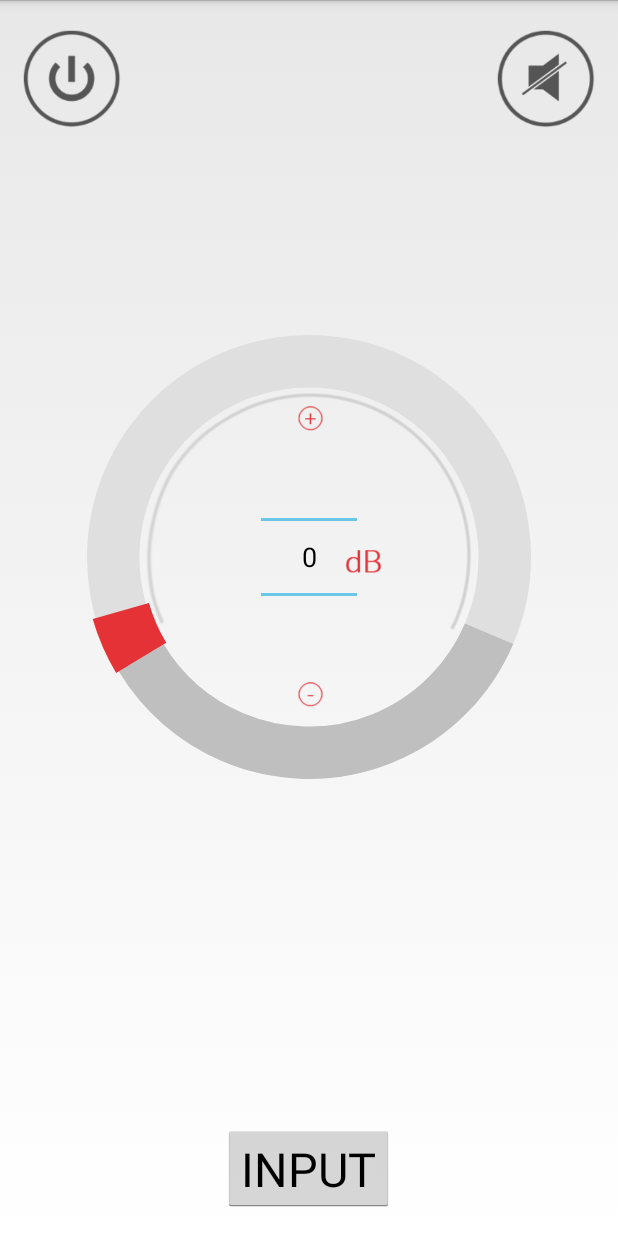
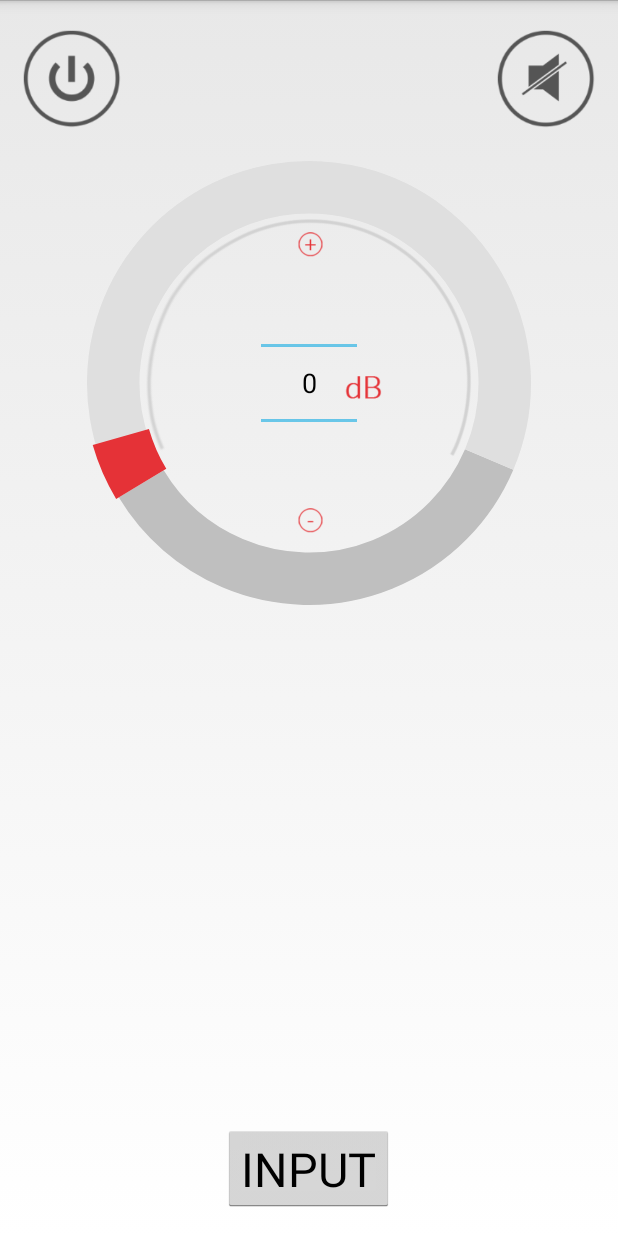
Before and after one commit to guidorsmit/RemoteDAC212, an Android app: the layout fragment_main.xml on its own in the app's theme, with its tools: preview values and no code run, on a phone screen of 412 x 824 dp. Run offline under Robolectric (Android 15) with nearby library versions, the light colour scheme and no system bars.

Commit message:
Apply weight container for main_fragment

```diff
--- a/app/src/main/res/layout/fragment_main.xml
+++ b/app/src/main/res/layout/fragment_main.xml
@@ -1,5 +1,5 @@
 <?xml version="1.0" encoding="utf-8"?>
-<RelativeLayout xmlns:android="http://schemas.android.com/apk/res/android"
+<LinearLayout xmlns:android="http://schemas.android.com/apk/res/android"
     xmlns:tools="http://schemas.android.com/tools"
     android:layout_width="fill_parent"
     android:layout_height="fill_parent"
@@ -67,7 +67,13 @@
 
     </RelativeLayout>
 
-
+    <LinearLayout
+        android:layout_width="wrap_content"
+        android:layout_height="0dip"
+        android:layout_weight="1"
+        android:gravity="center|bottom"
+        android:layout_gravity="center|bottom"
+        android:orientation="vertical">
        <LinearLayout
         android:id="@+id/linearLayout_labels"
         android:layout_width="fill_parent"
@@ -133,5 +139,5 @@
             android:enabled="false"
             android:visibility="gone" />
     </LinearLayout>
-
-</RelativeLayout>
+    </LinearLayout>
+</LinearLayout>
```
